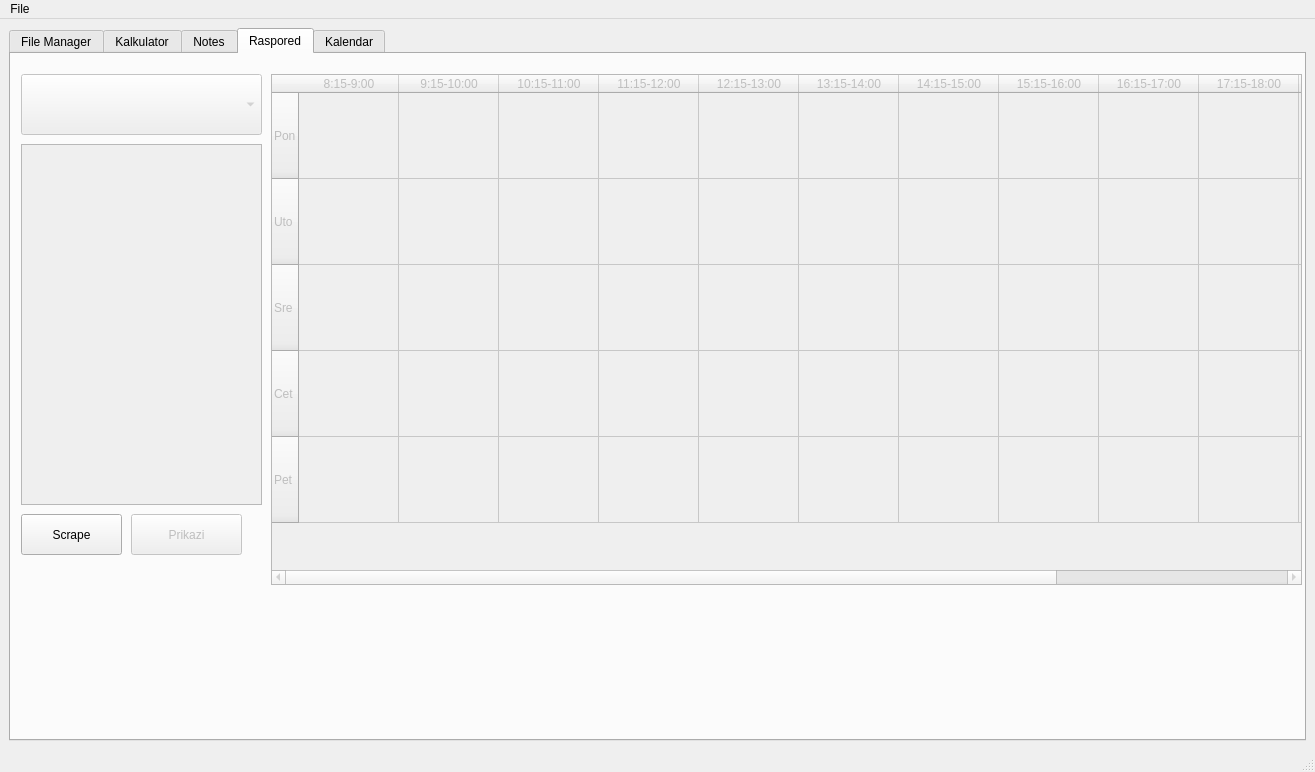
The window that matfHub/mainwindow.ui (milalukic/matfHub) describes before a commit, drawn with Qt 5.
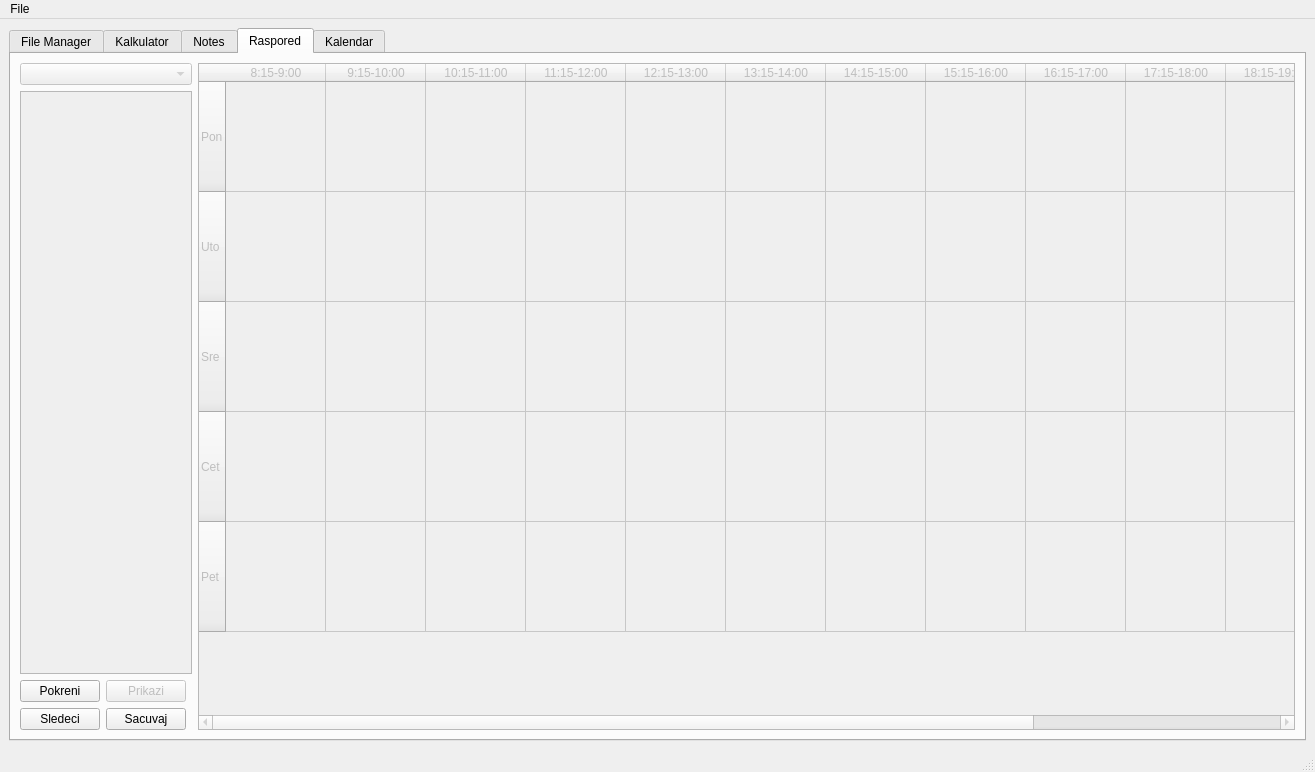
The same window after the commit. Icons and pictures are not drawn.

Commit message: dodate opcije sledeci i sacuvaj i izmenjen izgled malko

```diff
--- a/matfHub/mainwindow.ui
+++ b/matfHub/mainwindow.ui
@@ -29,8 +29,8 @@
    <property name="layoutDirection">
     <enum>Qt::LeftToRight</enum>
    </property>
-   <layout class="QHBoxLayout" name="horizontalLayout">
-    <item>
+   <layout class="QGridLayout" name="gridLayout_4">
+    <item row="0" column="0">
      <widget class="QTabWidget" name="tabWidgetMatfHub">
       <property name="contextMenuPolicy">
        <enum>Qt::DefaultContextMenu</enum>
@@ -2335,46 +2335,15 @@
        <attribute name="title">
         <string>Raspored</string>
        </attribute>
-       <widget class="QComboBox" name="smerBox">
-        <property name="enabled">
-         <bool>false</bool>
-        </property>
-        <property name="geometry">
-         <rect>
-          <x>10</x>
-          <y>20</y>
-          <width>241</width>
-          <height>61</height>
-         </rect>
-        </property>
-        <property name="layoutDirection">
-         <enum>Qt::LeftToRight</enum>
-        </property>
-        <property name="currentText">
-         <string/>
-        </property>
-        <property name="currentIndex">
-         <number>-1</number>
-        </property>
-        <property name="placeholderText">
-         <string/>
-        </property>
-        <property name="duplicatesEnabled">
-         <bool>false</bool>
-        </property>
-       </widget>
+       <layout class="QGridLayout" name="gridLayout_3">
+        <item row="3" column="0" colspan="3">
+         <layout class="QVBoxLayout" name="verticalLayout_3"/>
+        </item>
+        <item row="1" column="0" colspan="3">
        <widget class="QScrollArea" name="examArea">
         <property name="enabled">
          <bool>false</bool>
         </property>
-        <property name="geometry">
-         <rect>
-          <x>10</x>
-          <y>90</y>
-          <width>241</width>
-          <height>361</height>
-         </rect>
-        </property>
         <property name="widgetResizable">
          <bool>true</bool>
         </property>
@@ -2383,26 +2352,29 @@
           <rect>
            <x>0</x>
            <y>0</y>
-           <width>239</width>
-           <height>359</height>
+             <width>170</width>
+             <height>558</height>
           </rect>
          </property>
         </widget>
        </widget>
+        </item>
+        <item row="2" column="0">
+         <widget class="QPushButton" name="scrapeButton">
+          <property name="text">
+           <string>Pokreni</string>
+          </property>
+         </widget>
+        </item>
+        <item row="0" column="3" rowspan="5">
+         <layout class="QVBoxLayout" name="rasporedLayout">
+          <item>
        <widget class="QTableWidget" name="scheduleTable">
         <property name="enabled">
          <bool>false</bool>
         </property>
-        <property name="geometry">
-         <rect>
-          <x>260</x>
-          <y>20</y>
-          <width>1031</width>
-          <height>511</height>
-         </rect>
-        </property>
         <attribute name="verticalHeaderDefaultSectionSize">
-         <number>86</number>
+             <number>110</number>
         </attribute>
         <row>
          <property name="text">
@@ -2494,36 +2466,62 @@
           <string>20:15-21:00</string>
          </property>
         </column>
-       </widget>
+            <item row="3" column="1">
+             <property name="flags">
+              <set>ItemIsSelectable|ItemIsDragEnabled|ItemIsDropEnabled|ItemIsUserCheckable|ItemIsEnabled</set>
+             </property>
+            </item>
+           </widget>
+          </item>
+         </layout>
+        </item>
+        <item row="0" column="0" colspan="3">
+         <widget class="QComboBox" name="smerBox">
+          <property name="enabled">
+           <bool>false</bool>
+          </property>
+          <property name="layoutDirection">
+           <enum>Qt::LeftToRight</enum>
+          </property>
+          <property name="currentText">
+           <string/>
+          </property>
+          <property name="currentIndex">
+           <number>-1</number>
+          </property>
+          <property name="placeholderText">
+           <string/>
+          </property>
+          <property name="duplicatesEnabled">
+           <bool>false</bool>
+          </property>
+         </widget>
+        </item>
+        <item row="4" column="0">
+         <widget class="QPushButton" name="sledeciButton">
+          <property name="text">
+           <string>Sledeci</string>
+          </property>
+         </widget>
+        </item>
+        <item row="2" column="1">
        <widget class="QPushButton" name="rasporedStartButton">
         <property name="enabled">
          <bool>false</bool>
         </property>
-        <property name="geometry">
-         <rect>
-          <x>120</x>
-          <y>460</y>
-          <width>111</width>
-          <height>41</height>
-         </rect>
-        </property>
         <property name="text">
          <string>Prikazi</string>
         </property>
        </widget>
-       <widget class="QPushButton" name="scrapeButton">
-        <property name="geometry">
-         <rect>
-          <x>10</x>
-          <y>460</y>
-          <width>101</width>
-          <height>41</height>
-         </rect>
-        </property>
+        </item>
+        <item row="4" column="1">
+         <widget class="QPushButton" name="SacuvajButton">
         <property name="text">
-         <string>Scrape</string>
-        </property>
-       </widget>
+           <string>Sacuvaj</string>
+          </property>
+         </widget>
+        </item>
+       </layout>
       </widget>
       <widget class="QWidget" name="KalendarTab">
        <attribute name="title">
```
Lines whose indentation alone changed are shown as unchanged. The commit also changes 6 other files.
